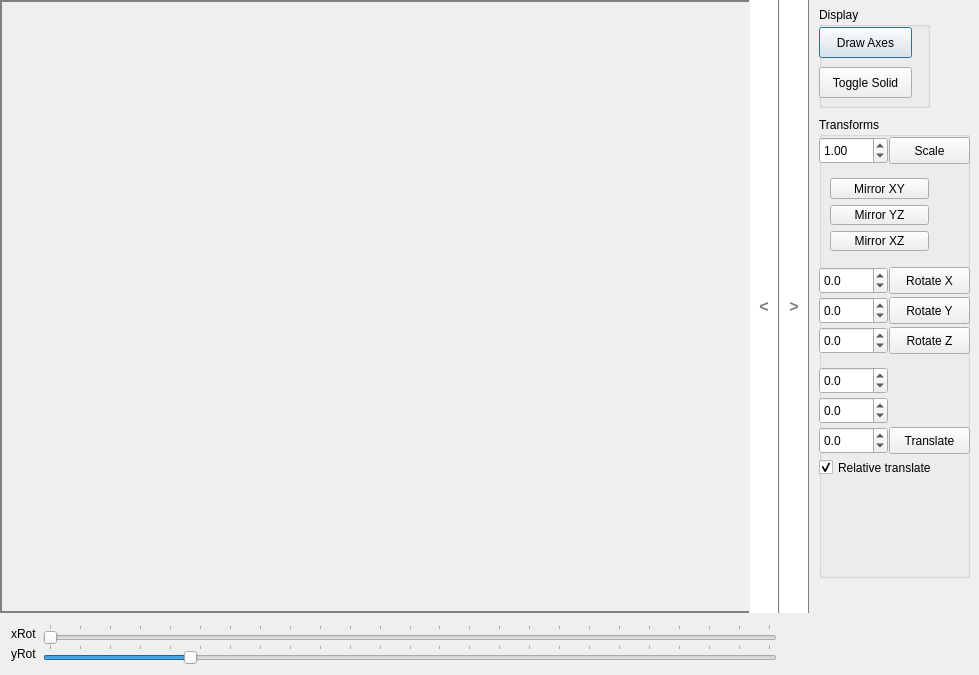
The window that window.ui (admesh/ADMeshGUI) describes before a commit, drawn with Qt 5.
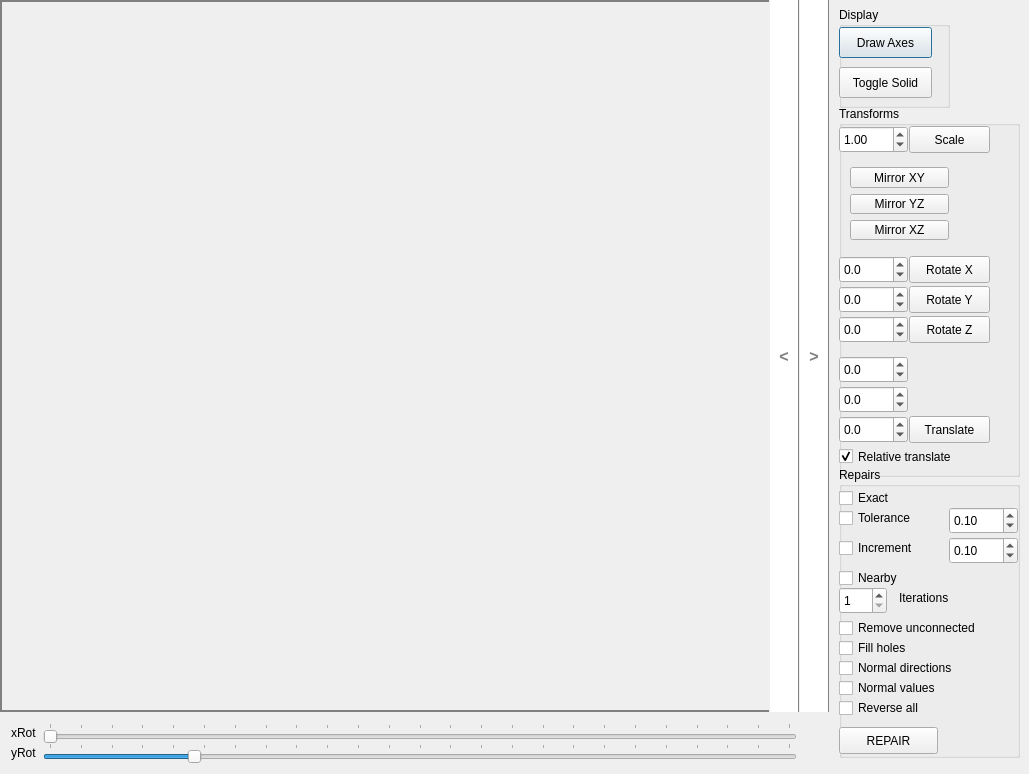
The same window after the commit. Custom widgets are drawn as their Qt base class.

```diff
--- a/window.ui
+++ b/window.ui
@@ -6,8 +6,8 @@
    <rect>
     <x>0</x>
     <y>0</y>
-    <width>979</width>
-    <height>675</height>
+    <width>1029</width>
+    <height>774</height>
    </rect>
   </property>
   <property name="minimumSize">
@@ -314,15 +314,15 @@
      <item>
       <widget class="QWidget" name="buttonWidget" native="true">
        <property name="sizePolicy">
-        <sizepolicy hsizetype="Minimum" vsizetype="Expanding">
+        <sizepolicy hsizetype="Minimum" vsizetype="MinimumExpanding">
          <horstretch>0</horstretch>
          <verstretch>0</verstretch>
         </sizepolicy>
        </property>
        <property name="minimumSize">
         <size>
-         <width>170</width>
-         <height>0</height>
+         <width>200</width>
+         <height>300</height>
         </size>
        </property>
        <property name="layoutDirection">
@@ -392,11 +392,23 @@
         <property name="geometry">
          <rect>
           <x>10</x>
-          <y>110</y>
-          <width>151</width>
-          <height>461</height>
+          <y>99</y>
+          <width>181</width>
+          <height>371</height>
          </rect>
         </property>
+        <property name="sizePolicy">
+         <sizepolicy hsizetype="Preferred" vsizetype="Minimum">
+          <horstretch>0</horstretch>
+          <verstretch>0</verstretch>
+         </sizepolicy>
+        </property>
+        <property name="minimumSize">
+         <size>
+          <width>0</width>
+          <height>0</height>
+         </size>
+        </property>
         <property name="title">
          <string>Transforms</string>
         </property>
@@ -708,6 +720,213 @@
          </property>
         </widget>
        </widget>
+       <widget class="QGroupBox" name="groupBox_3">
+        <property name="geometry">
+         <rect>
+          <x>10</x>
+          <y>460</y>
+          <width>181</width>
+          <height>291</height>
+         </rect>
+        </property>
+        <property name="title">
+         <string>Repairs</string>
+        </property>
+        <widget class="QCheckBox" name="exactBox">
+         <property name="geometry">
+          <rect>
+           <x>0</x>
+           <y>20</y>
+           <width>98</width>
+           <height>22</height>
+          </rect>
+         </property>
+         <property name="text">
+          <string>Exact</string>
+         </property>
+        </widget>
+        <widget class="QCheckBox" name="toleranceBox">
+         <property name="geometry">
+          <rect>
+           <x>0</x>
+           <y>40</y>
+           <width>98</width>
+           <height>22</height>
+          </rect>
+         </property>
+         <property name="text">
+          <string>Tolerance</string>
+         </property>
+        </widget>
+        <widget class="QDoubleSpinBox" name="toleranceSpinBox">
+         <property name="geometry">
+          <rect>
+           <x>110</x>
+           <y>40</y>
+           <width>69</width>
+           <height>27</height>
+          </rect>
+         </property>
+         <property name="singleStep">
+          <double>0.100000000000000</double>
+         </property>
+         <property name="value">
+          <double>0.100000000000000</double>
+         </property>
+        </widget>
+        <widget class="QCheckBox" name="normalDirBox">
+         <property name="geometry">
+          <rect>
+           <x>0</x>
+           <y>190</y>
+           <width>141</width>
+           <height>22</height>
+          </rect>
+         </property>
+         <property name="text">
+          <string>Normal directions</string>
+         </property>
+        </widget>
+        <widget class="QLabel" name="IterationsLabel">
+         <property name="geometry">
+          <rect>
+           <x>60</x>
+           <y>120</y>
+           <width>81</width>
+           <height>21</height>
+          </rect>
+         </property>
+         <property name="text">
+          <string>Iterations</string>
+         </property>
+        </widget>
+        <widget class="QSpinBox" name="iterationsSpinBox">
+         <property name="geometry">
+          <rect>
+           <x>0</x>
+           <y>120</y>
+           <width>48</width>
+           <height>27</height>
+          </rect>
+         </property>
+         <property name="minimum">
+          <number>1</number>
+         </property>
+         <property name="maximum">
+          <number>16</number>
+         </property>
+         <property name="value">
+          <number>1</number>
+         </property>
+        </widget>
+        <widget class="QCheckBox" name="unconnectedBox">
+         <property name="geometry">
+          <rect>
+           <x>0</x>
+           <y>150</y>
+           <width>181</width>
+           <height>22</height>
+          </rect>
+         </property>
+         <property name="text">
+          <string>Remove unconnected</string>
+         </property>
+        </widget>
+        <widget class="QCheckBox" name="normalValBox">
+         <property name="geometry">
+          <rect>
+           <x>0</x>
+           <y>210</y>
+           <width>121</width>
+           <height>22</height>
+          </rect>
+         </property>
+         <property name="text">
+          <string>Normal values</string>
+         </property>
+        </widget>
+        <widget class="QCheckBox" name="incrementBox">
+         <property name="geometry">
+          <rect>
+           <x>0</x>
+           <y>70</y>
+           <width>98</width>
+           <height>22</height>
+          </rect>
+         </property>
+         <property name="text">
+          <string>Increment</string>
+         </property>
+        </widget>
+        <widget class="QCheckBox" name="fillholesBox">
+         <property name="geometry">
+          <rect>
+           <x>0</x>
+           <y>170</y>
+           <width>98</width>
+           <height>22</height>
+          </rect>
+         </property>
+         <property name="text">
+          <string>Fill holes</string>
+         </property>
+        </widget>
+        <widget class="QCheckBox" name="reverseBox">
+         <property name="geometry">
+          <rect>
+           <x>0</x>
+           <y>230</y>
+           <width>101</width>
+           <height>22</height>
+          </rect>
+         </property>
+         <property name="text">
+          <string>Reverse all</string>
+         </property>
+        </widget>
+        <widget class="QDoubleSpinBox" name="incrementSpinBox">
+         <property name="geometry">
+          <rect>
+           <x>110</x>
+           <y>70</y>
+           <width>69</width>
+           <height>27</height>
+          </rect>
+         </property>
+         <property name="singleStep">
+          <double>0.100000000000000</double>
+         </property>
+         <property name="value">
+          <double>0.100000000000000</double>
+         </property>
+        </widget>
+        <widget class="QCheckBox" name="nearbyBox">
+         <property name="geometry">
+          <rect>
+           <x>0</x>
+           <y>100</y>
+           <width>98</width>
+           <height>22</height>
+          </rect>
+         </property>
+         <property name="text">
+          <string>Nearby</string>
+         </property>
+        </widget>
+        <widget class="QPushButton" name="repairButton">
+         <property name="geometry">
+          <rect>
+           <x>0</x>
+           <y>260</y>
+           <width>99</width>
+           <height>27</height>
+          </rect>
+         </property>
+         <property name="text">
+          <string>REPAIR</string>
+         </property>
+        </widget>
+       </widget>
       </widget>
      </item>
     </layout>
```
Left out of the diff: 198 changed lines with no effect on the pictures.
